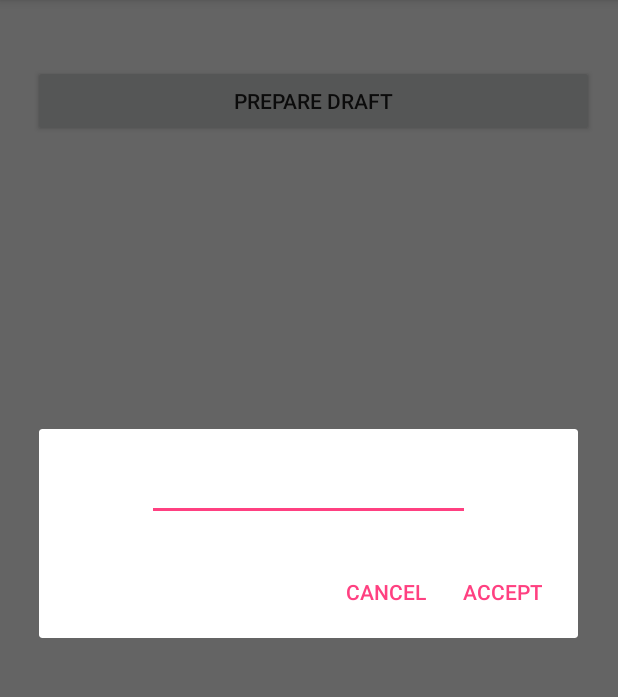
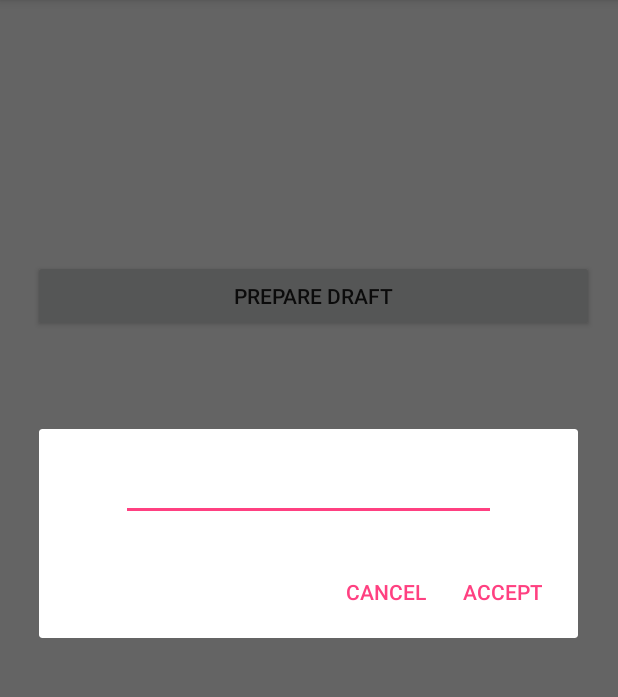
Before and after one commit to bykup/textDrafter, an Android app: the screen it shows after launch (MainActivity), after a tap on "PREPARE DRAFT", on a phone screen of 412 x 824 dp, the part 84-781 px from its top. Run offline under Robolectric (Android 15) with nearby library versions, the phone set to English and light mode, and no system bars; our stand-ins replace ButterKnife, data binding.

Commit message:
- poprawki, refaktoryzacja

```diff
--- a/textDrafter/app/src/main/java/com/byku/android/textdrafter/activities/MainHandler.java
+++ b/textDrafter/app/src/main/java/com/byku/android/textdrafter/activities/MainHandler.java
@@ -2,13 +2,13 @@ package com.byku.android.textdrafter.activities;
 
 import android.app.Activity;
 
-import com.byku.android.textdrafter.utils.dialogs.DialogListener;
+import com.byku.android.textdrafter.utils.dialogs.interfaces.DialogListenerInterface;
 import com.byku.android.textdrafter.utils.dialogs.DialogSmsInput;
 import com.byku.android.textdrafter.utils.tags.FragmentTags;
 
 public class MainHandler {
 
-    public void onClick(Activity activity, DialogListener listener){
-        new DialogSmsInput().setListener(listener).show(activity.getFragmentManager(), FragmentTags.dialogTag);
+    public void onClick(Activity activity, DialogListenerInterface listener, MainModel model){
+        new DialogSmsInput().setDefaultText(model.getSmsText()).setListener(listener).show(activity.getFragmentManager(), FragmentTags.dialogTag);
     }
 }
--- a/textDrafter/app/src/main/java/com/byku/android/textdrafter/activities/MainListeners.java
+++ b/textDrafter/app/src/main/java/com/byku/android/textdrafter/activities/MainListeners.java
@@ -1,13 +1,13 @@
 package com.byku.android.textdrafter.activities;
 
 import com.byku.android.textdrafter.utils.parsers.TextParser;
-import com.byku.android.textdrafter.utils.dialogs.DialogListener;
+import com.byku.android.textdrafter.utils.dialogs.interfaces.DialogListenerInterface;
 import com.byku.android.textdrafter.utils.dialogs.DialogSmsInput;
 
 public class MainListeners {
 
-    public DialogListener getListener(final MainModel mainModel) {
-        return new DialogListener() {
+    public DialogListenerInterface getListener(final MainModel mainModel) {
+        return new DialogListenerInterface() {
             @Override
             public void onPositiveClick(DialogSmsInput dialogSmsInput, String smsText) {
                 if (smsText != null && smsText.length() > 0 && mainModel.getSmsValuesAdapter() != null) {
--- a/textDrafter/app/src/main/java/com/byku/android/textdrafter/utils/dialogs/DialogListener.java
+++ /dev/null
@@ -1,6 +0,0 @@
-package com.byku.android.textdrafter.utils.dialogs;
-
-public interface DialogListener {
-    void onPositiveClick(DialogSmsInput dialogSmsInput, String smsText);
-    void onNegativeClick(DialogSmsInput dialogSmsInput);
-}
--- /dev/null
+++ b/textDrafter/app/src/main/java/com/byku/android/textdrafter/utils/dialogs/DialogListeners.java
@@ -0,0 +1,24 @@
+package com.byku.android.textdrafter.utils.dialogs;
+
+import android.text.Editable;
+import android.text.TextWatcher;
+
+public class DialogListeners {
+
+    public TextWatcher getTextWatcher(final DialogModel model) {
+        return new TextWatcher() {
+            @Override
+            public void beforeTextChanged(CharSequence charSequence, int i, int i1, int i2) {
+            }
+
+            @Override
+            public void onTextChanged(CharSequence charSequence, int i, int i1, int i2) {
+            }
+
+            @Override
+            public void afterTextChanged(Editable editable) {
+                model.smsText = editable.toString();
+            }
+        };
+    }
+}
--- a/textDrafter/app/src/main/java/com/byku/android/textdrafter/utils/dialogs/DialogModel.java
+++ b/textDrafter/app/src/main/java/com/byku/android/textdrafter/utils/dialogs/DialogModel.java
@@ -1,25 +1,19 @@
 package com.byku.android.textdrafter.utils.dialogs;
 
-import android.app.Activity;
-import android.content.Context;
 import android.databinding.BaseObservable;
 import android.databinding.Bindable;
-import android.text.Editable;
-import android.text.TextWatcher;
 
 import com.android.databinding.library.baseAdapters.BR;
 
 public class DialogModel extends BaseObservable {
-    private String smsText;
-    private Activity activity;
+    String smsText;
 
-    public DialogModel(Activity activity) {
-        this.activity = activity;
+    public DialogModel() {
+        smsText = null;
     }
 
-    public DialogModel(String smsText, Activity activity) {
+    public DialogModel(String smsText) {
         this.smsText = smsText;
-        this.activity = activity;
     }
 
     @Bindable
@@ -31,25 +25,4 @@ public class DialogModel extends BaseObservable {
         this.smsText = smsText;
         notifyPropertyChanged(BR.smsText);
     }
-
-    public Context getActivity() {
-        return activity;
-    }
-
-    public TextWatcher getTextWatcher() {
-        return new TextWatcher() {
-            @Override
-            public void beforeTextChanged(CharSequence charSequence, int i, int i1, int i2) {
-            }
-
-            @Override
-            public void onTextChanged(CharSequence charSequence, int i, int i1, int i2) {
-            }
-
-            @Override
-            public void afterTextChanged(Editable editable) {
-                smsText = editable.toString();
-            }
-        };
-    }
 }
--- a/textDrafter/app/src/main/java/com/byku/android/textdrafter/utils/dialogs/DialogSmsInput.java
+++ b/textDrafter/app/src/main/java/com/byku/android/textdrafter/utils/dialogs/DialogSmsInput.java
@@ -11,12 +11,15 @@ import android.view.LayoutInflater;
 
 import com.byku.android.textdrafter.R;
 import com.byku.android.textdrafter.databinding.InputDialogTextBinding;
+import com.byku.android.textdrafter.utils.dialogs.interfaces.DialogListenerInterface;
 
 public class DialogSmsInput extends DialogFragment {
 
     private DialogModel dialogModel;
     private AlertDialog dialog;
-    private DialogListener listener;
+    private DialogListeners dialogListeners;
+    private DialogListenerInterface listener;
+    private String smsText;
 
     @Override
     public void onCreate(@Nullable Bundle savedInstanceState) {
@@ -27,9 +30,11 @@ public class DialogSmsInput extends DialogFragment {
     public Dialog onCreateDialog(Bundle savedInstanceState) {
         LayoutInflater inflater = getActivity().getLayoutInflater();
         InputDialogTextBinding inputDialogTextBinding = DataBindingUtil.inflate(inflater, R.layout.input_dialog_text, null, false);
-        dialogModel = new DialogModel(getActivity());
+        dialogModel = new DialogModel(smsText);
+        dialogListeners = new DialogListeners();
+
         inputDialogTextBinding.setDialogmodel(dialogModel);
-        inputDialogTextBinding.dialogSmstext.addTextChangedListener(dialogModel.getTextWatcher());
+        inputDialogTextBinding.dialogSmstext.addTextChangedListener(dialogListeners.getTextWatcher(dialogModel));
 
         dialog = new AlertDialog.Builder(getActivity())
                 .setView(inputDialogTextBinding.getRoot())
@@ -52,7 +57,12 @@ public class DialogSmsInput extends DialogFragment {
         return dialog;
     }
 
-    public DialogSmsInput setListener(DialogListener listener){
+    public DialogSmsInput setDefaultText(String smsText){
+        this.smsText = smsText;
+        return this;
+    }
+
+    public DialogSmsInput setListener(DialogListenerInterface listener){
         this.listener = listener;
         return this;
     }
--- /dev/null
+++ b/textDrafter/app/src/main/java/com/byku/android/textdrafter/utils/dialogs/interfaces/DialogListenerInterface.java
@@ -0,0 +1,8 @@
+package com.byku.android.textdrafter.utils.dialogs.interfaces;
+
+import com.byku.android.textdrafter.utils.dialogs.DialogSmsInput;
+
+public interface DialogListenerInterface {
+    void onPositiveClick(DialogSmsInput dialogSmsInput, String smsText);
+    void onNegativeClick(DialogSmsInput dialogSmsInput);
+}
--- a/textDrafter/app/src/main/java/com/byku/android/textdrafter/utils/parsers/TextParser.java
+++ b/textDrafter/app/src/main/java/com/byku/android/textdrafter/utils/parsers/TextParser.java
@@ -15,6 +15,8 @@ public class TextParser {
         beg = smsText.indexOf("[");
         while(beg != -1){
             end = smsText.indexOf("]",beg);
+            if(end == -1)
+                return uniqueKeyValueList.returnList();
             String key = smsText.substring(beg+1,end);
             if(ifValueInput(key))
                 uniqueKeyValueList.add(new KeyValueModel(key,KeyValueModel.INPUT,beg+1,end));
@@ -26,6 +28,8 @@ public class TextParser {
     }
 
     private static boolean ifValueInput(String string){
+        if(string.isEmpty())
+            return false;
         for(char c : string.toCharArray()){
             if(!Character.isDigit(c)) return false;
         }
@@ -34,6 +38,8 @@ public class TextParser {
 
     private static boolean ifValueOutput(String string){
         boolean ifHasMathOperations = false;
+        if(string.isEmpty())
+            return false;
         for(char c : string.toCharArray()){
             if(Character.isLetter(c))
                 return false;
--- a/textDrafter/app/src/main/res/layout/activity_main.xml
+++ b/textDrafter/app/src/main/res/layout/activity_main.xml
@@ -26,8 +26,8 @@
 
         <TextView
             android:id="@+id/textview_sms_draft"
-            android:layout_width="match_parent"
-            android:layout_height="wrap_content"
+            android:layout_width="352dp"
+            android:layout_height="149dp"
             android:layout_marginEnd="16dp"
             android:layout_marginStart="16dp"
             android:layout_marginTop="16dp"
@@ -49,7 +49,7 @@
             app:layout_constraintLeft_toLeftOf="@+id/recyclerview_sms_values"
             app:layout_constraintRight_toRightOf="parent"
             app:layout_constraintTop_toBottomOf="@+id/textview_sms_draft"
-            android:onClick="@{(view) -> handlers.onClick(mainmodel.activity, listeners.getListener(mainmodel))}"/>
+            android:onClick="@{(view) -> handlers.onClick(mainmodel.activity, listeners.getListener(mainmodel),mainmodel)}"/>
 
         <android.support.v7.widget.RecyclerView
             android:id="@+id/recyclerview_sms_values"
--- a/textDrafter/app/src/main/res/layout/input_dialog_text.xml
+++ b/textDrafter/app/src/main/res/layout/input_dialog_text.xml
@@ -17,19 +17,21 @@
 
         <EditText
             android:id="@+id/dialog_smstext"
-            android:layout_width="215dp"
+            android:layout_width="250dp"
             android:layout_height="wrap_content"
             android:ems="10"
             android:inputType="textPersonName"
             android:text="@{dialogmodel.smsText}"
             app:layout_constraintBottom_toBottomOf="parent"
             android:layout_marginBottom="16dp"
-            android:layout_marginStart="16dp"
             app:layout_constraintLeft_toLeftOf="parent"
-            android:layout_marginEnd="16dp"
             app:layout_constraintRight_toRightOf="parent"
             android:layout_marginTop="16dp"
-            app:layout_constraintTop_toTopOf="parent" />
+            app:layout_constraintTop_toTopOf="parent"
+            android:layout_marginStart="8dp"
+            android:layout_marginEnd="8dp"
+            android:singleLine="false"
+            android:fitsSystemWindows="true" />
 
     </android.support.constraint.ConstraintLayout>
 </layout>
```
